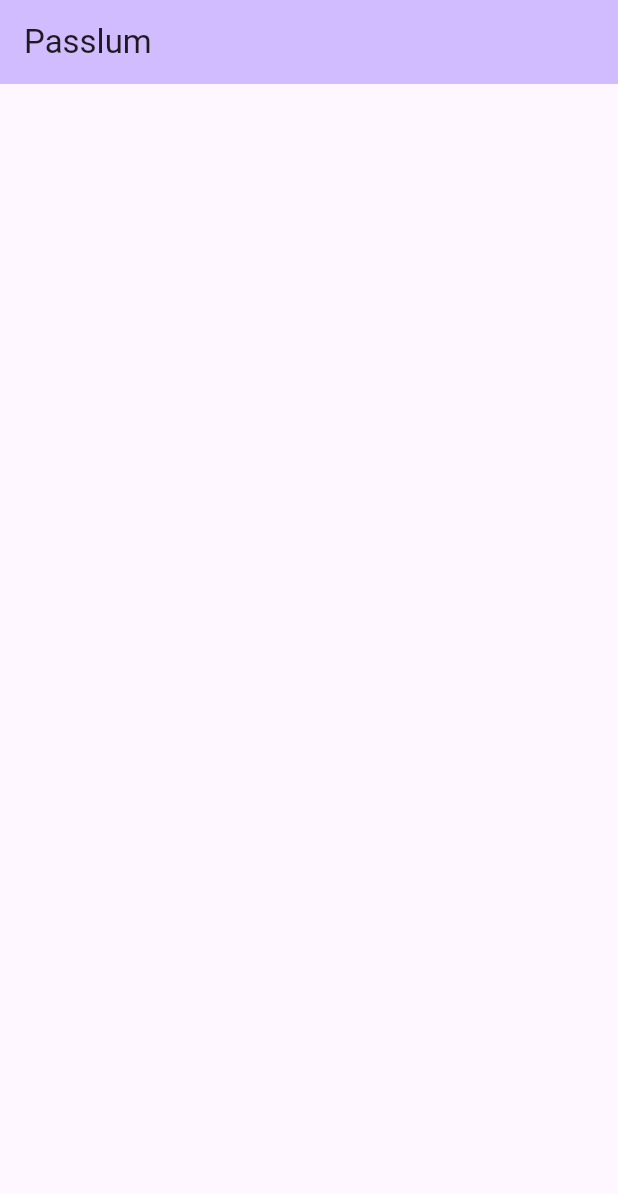
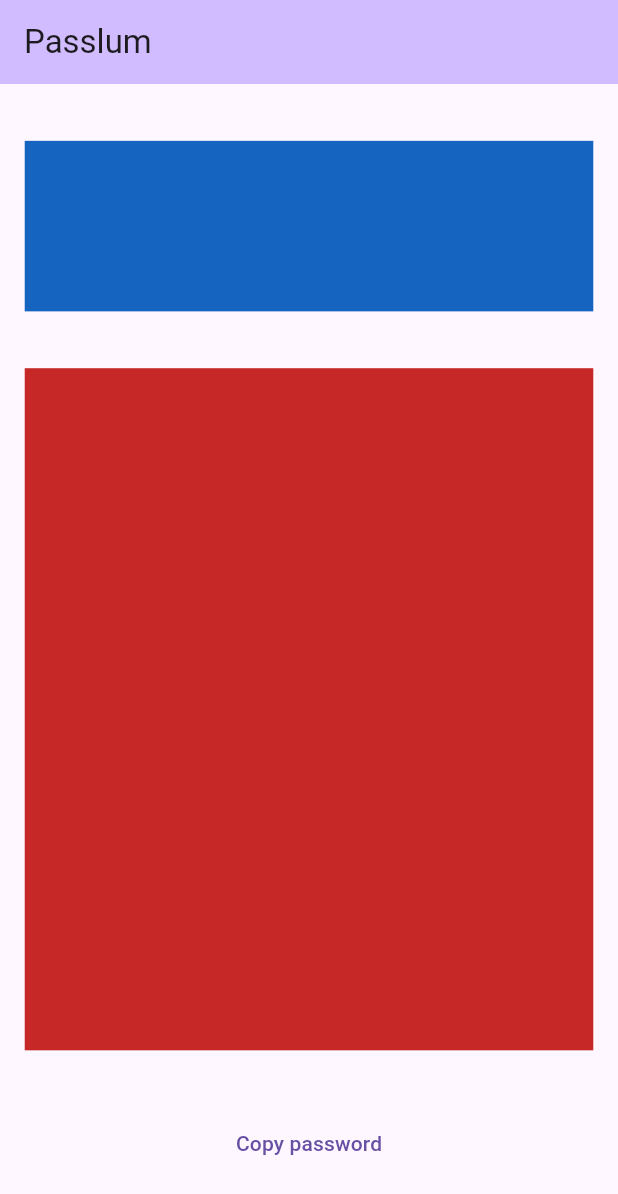
Before and after one commit to tortamque/Passlum, a Flutter app: the screen it shows after launch, on a phone screen of 412 x 824 dp. Shown: the top 1194 px of the screen. Run offline on Flutter 3.47's test engine with Material 2 defaults, Android fonts, the phone set to English and light mode, and no system bars.

Commit message:
Create placeholders

```diff
--- a/lib/main.dart
+++ b/lib/main.dart
@@ -30,14 +30,66 @@ class HomePage extends StatefulWidget {
 class _HomePageState extends State<HomePage> {
   @override
   Widget build(BuildContext context) {
+    final screenWidth = MediaQuery.of(context).size.width;
+
     return Scaffold(
       appBar: AppBar(
         backgroundColor: Theme.of(context).colorScheme.inversePrimary,
         title: Text(widget.title),
       ),
-      body: SizedBox.expand(
-
+      body: Padding(
+        padding: EdgeInsets.symmetric(
+          horizontal: screenWidth/25
+        ),
+        child: Column(
+          mainAxisAlignment: MainAxisAlignment.center,
+          crossAxisAlignment: CrossAxisAlignment.center,
+          children: [
+            Expanded(
+              flex: 1,
+              child: Container(
+                height: 200,
+              ),
+            ),
+            Expanded(
+              flex: 3,
+              child: Container(
+                height: 200,
+                color: Colors.blue[800],
+              ),
+            ),
+            Expanded(
+              flex: 1,
+              child: Container(
+                height: 200,
+              ),
+            ),
+            Expanded(
+              flex: 12,
+              child: Container(
+                height: 200,
+                color: Colors.red[800],
+              ),
+            ),
+            Expanded(
+              flex: 1,
+              child: Container(
+                height: 200,
+              ),
+            ),
+            TextButton(
+              onPressed: (){},
+              child: Text("Copy password"),
+            ),
+            Expanded(
+              flex: 1,
+              child: Container(
+                height: 200,
+              ),
+            ),
+          ]
+        ),
       )
-      );
+    );
   }
 }
```
